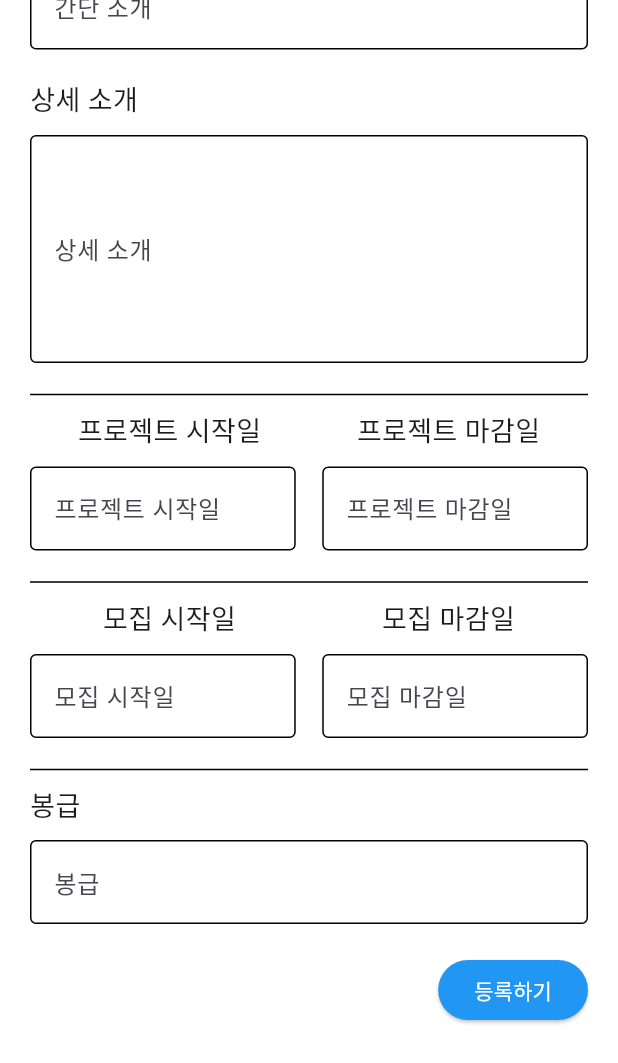
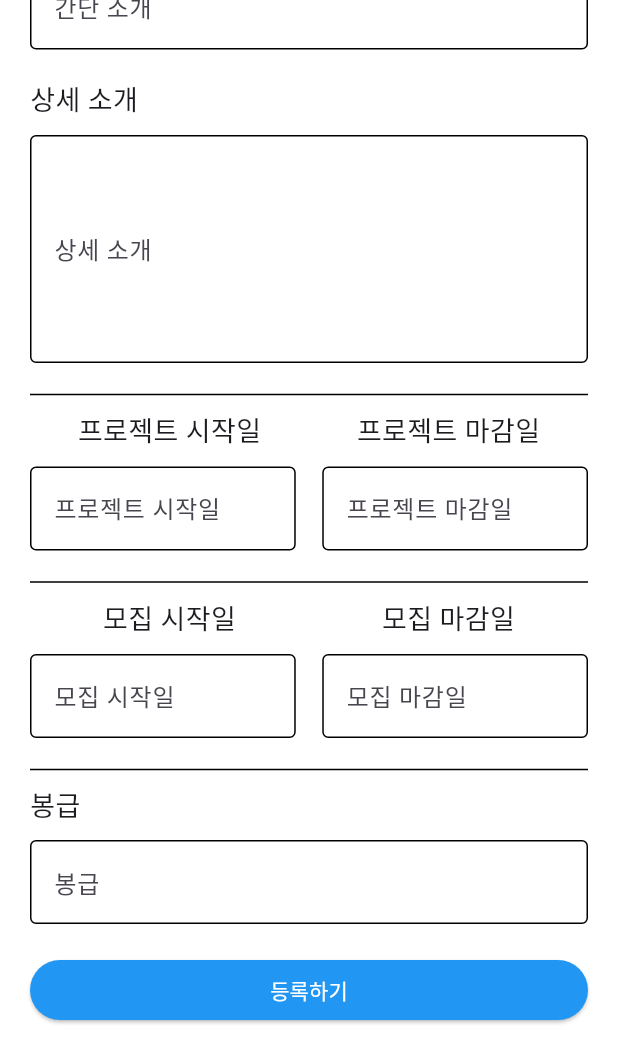
Before and after one commit to hanu1229/devconnect_app, a Flutter app: the WriteProject screen opened directly, scrolled down 319 dp, on a phone screen of 412 x 824 dp. Shown: the top 1063 px of the screen. Run offline on Flutter 3.47's test engine with Material 3 defaults, Android fonts, the phone set to English and light mode, and no system bars; our stand-ins replace dio, flutter_speed_dial, fluttertoast, image_picker, percent_indicator, shared_preferences; accounts and stored records are empty; network calls fail; Roboto replaces fonts that are missing (NanumGothic).

Commit message:
4/28 한웅재 : 프로젝트 등록페이지의 등록버튼 크기 변경

```diff
--- a/lib/app/project/project_write.dart
+++ b/lib/app/project/project_write.dart
@@ -276,10 +276,9 @@ class _WriteProjectState extends State<WriteProject> {
                       Text("봉급", style : TextStyle(fontSize : 18,),),
                       SizedBox(height : 10),
                       customTextField(labelText : "봉급", controller : ppayController),
-                      Row(
-                        mainAxisAlignment : MainAxisAlignment.end,
-                        children : [
-                          ElevatedButton(
+                      SizedBox(
+                        width : MediaQuery.of(context).size.width,
+                        child : ElevatedButton(
                           onPressed : () {
                             writeProject();
                           },
@@ -288,9 +287,7 @@ class _WriteProjectState extends State<WriteProject> {
                           ),
                           child : Text("등록하기", style : TextStyle(color : AppColors.buttonTextColor,),),
                         ),
-                        ],
-                      ),
-
+                      )
                     ],
                   ),
                 ),
```
Lines whose indentation alone changed are shown as unchanged.
